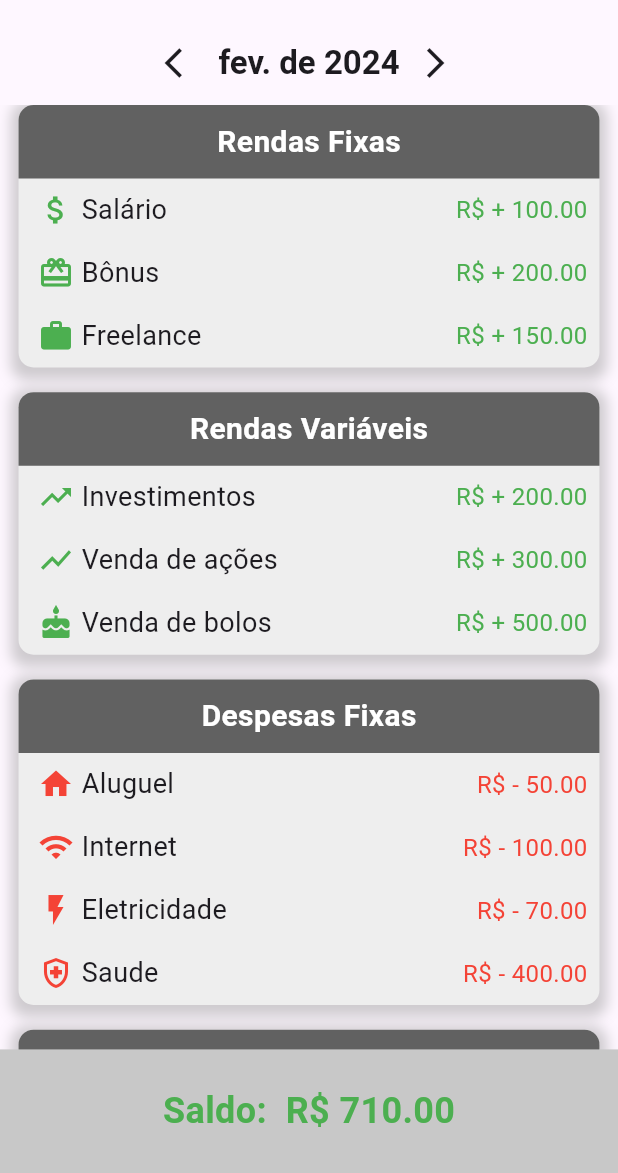
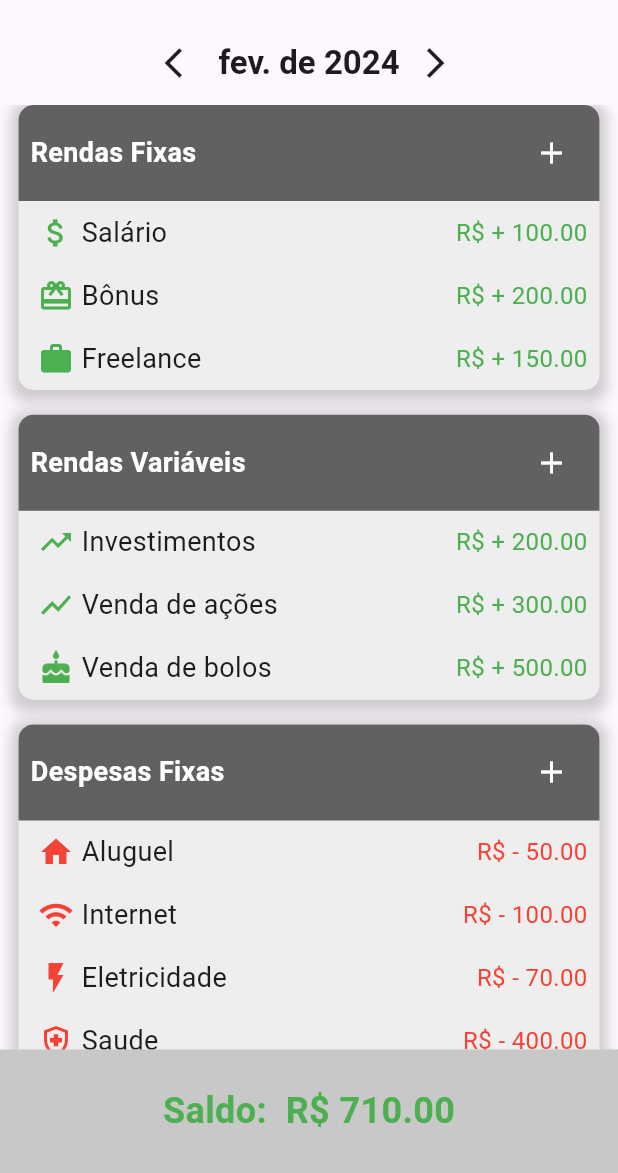
Before and after one commit to hugobarbosaalves/finance_controller, a Flutter app: the screen it shows after launch, on a phone screen of 412 x 824 dp, the part 63-1236 px from its top. Run offline on Flutter 3.47's test engine with Material 3 defaults, Android fonts, the light colour scheme and no system bars.

Commit message:
feat: implemented widget `finance_record_from` to create a new finance record

```diff
--- a/lib/models/custom_container_data.dart
+++ b/lib/models/custom_container_data.dart
@@ -3,6 +3,11 @@ import 'transaction.dart';
 class CustomContainerData {
   final String title;
   final List<Transaction> transactions;
+  final bool sumOperation;
 
-  CustomContainerData({required this.title, required this.transactions});
+  CustomContainerData({
+    required this.title,
+    required this.transactions,
+    required this.sumOperation,
+  });
 }
--- a/lib/views/transactions/transactions_page.dart
+++ b/lib/views/transactions/transactions_page.dart
@@ -4,6 +4,7 @@ import 'package:intl/intl.dart';
 import '../../models/custom_container_data.dart';
 import '../../models/transaction.dart';
 import '../../widgets/custom_container.dart';
+import '../../widgets/finance_record_form.dart';
 
 class TransactionsPage extends StatefulWidget {
   const TransactionsPage({Key? key}) : super(key: key);
@@ -18,16 +19,33 @@ class _TransactionsPageState extends State<TransactionsPage> {
 
   List<CustomContainerData> getContainersDataForMonth(DateTime month) {
     List<CustomContainerData> containersData = [
-      CustomContainerData(title: 'Rendas Fixas', transactions: []),
-      CustomContainerData(title: 'Rendas Variáveis', transactions: []),
-      CustomContainerData(title: 'Despesas Fixas', transactions: []),
-      CustomContainerData(title: 'Despesas Variáveis', transactions: []),
+      CustomContainerData(
+        title: 'Rendas Fixas',
+        transactions: [],
+        sumOperation: true,
+      ),
+      CustomContainerData(
+        title: 'Rendas Variáveis',
+        transactions: [],
+        sumOperation: true,
+      ),
+      CustomContainerData(
+        title: 'Despesas Fixas',
+        transactions: [],
+        sumOperation: false,
+      ),
+      CustomContainerData(
+        title: 'Despesas Variáveis',
+        transactions: [],
+        sumOperation: false,
+      ),
     ];
 
     if (month.month == 2 && month.year == DateTime.now().year) {
       return [
         CustomContainerData(
           title: 'Rendas Fixas',
+          sumOperation: true,
           transactions: [
             Transaction(
               value: 100.0,
@@ -58,6 +76,7 @@ class _TransactionsPageState extends State<TransactionsPage> {
         ),
         CustomContainerData(
           title: 'Rendas Variáveis',
+          sumOperation: true,
           transactions: [
             Transaction(
               value: 200.0,
@@ -83,11 +102,11 @@ class _TransactionsPageState extends State<TransactionsPage> {
               colorIcon: Colors.green,
               colorMoney: Colors.green,
             ),
-            // Adicione mais transações aqui
           ],
         ),
         CustomContainerData(
           title: 'Despesas Fixas',
+          sumOperation: false,
           transactions: [
             Transaction(
               value: 50.0,
@@ -121,11 +140,11 @@ class _TransactionsPageState extends State<TransactionsPage> {
               colorIcon: Colors.red,
               colorMoney: Colors.red,
             ),
-            // Adicione mais transações aqui
           ],
         ),
         CustomContainerData(
           title: 'Despesas Variáveis',
+          sumOperation: false,
           transactions: [
             Transaction(
               value: 30.0,
@@ -151,7 +170,6 @@ class _TransactionsPageState extends State<TransactionsPage> {
               colorIcon: Colors.red,
               colorMoney: Colors.red,
             ),
-            // Adicione mais transações aqui
           ],
         ),
       ];
@@ -166,6 +184,29 @@ class _TransactionsPageState extends State<TransactionsPage> {
           DateTime(currentMonth.year, currentMonth.month + increment);
       containersData = getContainersDataForMonth(currentMonth);
     });
+  }
+
+  void _showAddTransactionModal(int index, String title) {
+    showDialog(
+      context: context,
+      builder: (BuildContext context) {
+        return AlertDialog(
+          title: Text('Adicionar transação para $title'),
+          content: TransactionForm(
+            sumOperation: containersData[index]
+                .transactions
+                .any((transaction) => transaction.sumOperation),
+            onSubmit: (transaction) {
+              setState(
+                () {
+                  containersData[index].transactions.add(transaction);
+                },
+              );
+            },
+          ),
+        );
+      },
+    );
   }
 
   @override
@@ -229,14 +270,16 @@ class _TransactionsPageState extends State<TransactionsPage> {
                           title: containerData.title,
                           sumOperation: containerData.transactions
                               .any((transaction) => transaction.sumOperation),
-                        children: containerData.transactions.map((transaction) {
+                          children:
+                              containerData.transactions.map((transaction) {
                             return Padding(
                               padding: const EdgeInsets.all(8.0),
                               child: Row(
                                 children: <Widget>[
                                   Padding(
-                                  padding:
-                                      const EdgeInsets.symmetric(horizontal: 5),
+                                    padding: const EdgeInsets.symmetric(
+                                      horizontal: 5,
+                                    ),
                                     child: Icon(
                                       transaction.icon,
                                       color: transaction.colorIcon,
@@ -262,7 +305,14 @@ class _TransactionsPageState extends State<TransactionsPage> {
                               ),
                             );
                           }).toList(),
-                      ),
+                          onAddButtonPressed: () {
+                            int index = containersData.indexWhere(
+                                (element) => element == containerData);
+                            _showAddTransactionModal(
+                              index,
+                              containerData.title,
+                            );
+                          }),
                       SizedBox(
                         height: screenHeight * 0.02,
                       ),
--- a/lib/widgets/custom_container.dart
+++ b/lib/widgets/custom_container.dart
@@ -4,12 +4,14 @@ class CustomContainer extends StatelessWidget {
   final String title;
   final List<Widget> children;
   final bool sumOperation;
+  final VoidCallback onAddButtonPressed;
 
   const CustomContainer({
     Key? key,
     required this.title,
     required this.children,
     required this.sumOperation,
+    required this.onAddButtonPressed,
   }) : super(key: key);
 
   @override
@@ -38,20 +40,32 @@ class CustomContainer extends StatelessWidget {
               children: [
                 Expanded(
                   child: Container(
-                    padding: const EdgeInsets.all(10),
                     decoration: BoxDecoration(
                       color: Colors.grey[700],
                       borderRadius:
                           const BorderRadius.vertical(top: Radius.circular(10)),
                     ),
-                    child: Center(
-                      child: Text(
-                        title,
-                        style: const TextStyle(
-                          color: Colors.white,
-                          fontSize: 20,
-                          fontWeight: FontWeight.bold,
-                        ),
+                    child: Padding(
+                      padding: const EdgeInsets.all(8.0),
+                      child: Row(
+                        mainAxisAlignment: MainAxisAlignment.spaceBetween,
+                        children: <Widget>[
+                          Text(
+                            title,
+                            style: const TextStyle(
+                              fontSize: 18,
+                              fontWeight: FontWeight.bold,
+                              color: Colors.white,
+                            ),
+                          ),
+                          IconButton(
+                            icon: const Icon(
+                              Icons.add,
+                              color: Colors.white,
+                            ),
+                            onPressed: onAddButtonPressed,
+                          ),
+                        ],
                       ),
                     ),
                   ),
@@ -92,7 +106,6 @@ class ListItem extends StatelessWidget {
             padding: const EdgeInsets.symmetric(horizontal: 5),
             child: Icon(
               icon,
-              // color: Colors.deepOrange,
               color: colorIcon,
               size: 24,
             ),
@@ -108,7 +121,6 @@ class ListItem extends StatelessWidget {
           Text(
             'R\$ $value',
             style: TextStyle(
-              // color: Color.fromARGB(255, 207, 102, 102),
               color: colorMoney,
               fontSize: 16,
             ),
```
Also changed, not shown: lib/widgets/finance_record_form.dart (added, +72 -0 lines), 1 other file. Lines whose indentation alone changed are shown as unchanged.
